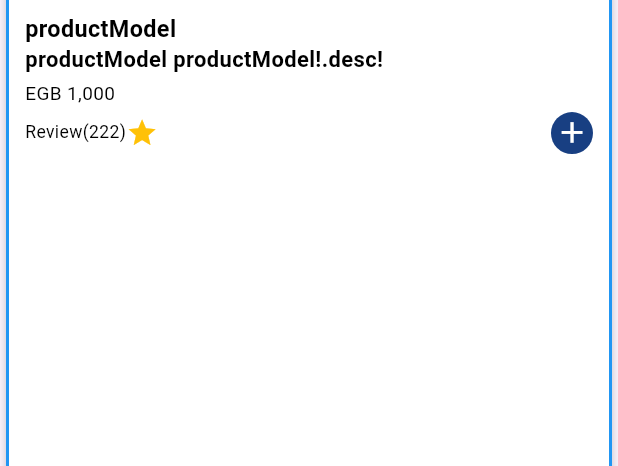
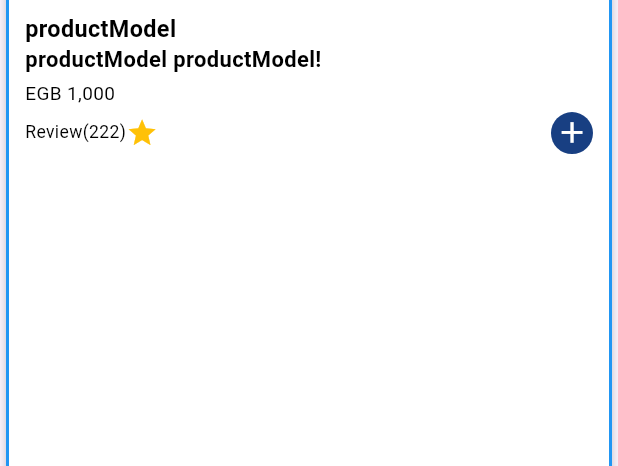
Before and after one commit to dragoncoder11/elevate_app, a Flutter app: the SkeleProduct widget shown alone on an empty page, opened directly, on a phone screen of 412 x 824 dp, the part 167-633 px from its top. Run offline on Flutter 3.47's test engine with Material 3 defaults, Android fonts, the phone set to English and light mode, and no system bars; our stand-ins replace bloc, cached_network_image, dartz, dio, flutter_bloc, flutter_screenutil and 3 more; network calls fail.

Commit message:
change di file name

```diff
--- a/elevateapp/lib/core/helper/app_images.dart
+++ b/elevateapp/lib/core/helper/app_images.dart
@@ -1,4 +1,4 @@
 class  AppImages {
   static const String splashLogo='assets/storelogo.png';
-  static const String nativeSplashLogo='assets/Frame2.png';
+  static const String android12SplashLogo='assets/Frame2.png';
 }
--- a/elevateapp/lib/core/routing/app_router.dart
+++ b/elevateapp/lib/core/routing/app_router.dart
@@ -1,4 +1,4 @@
-import 'package:elevateapp/core/di/dependency_injection.dart';
+import 'package:elevateapp/core/dependency_injection/dependency_injection.dart';
 import 'package:elevateapp/core/routing/routes.dart';
 import 'package:elevateapp/features/home/data/repos/product_repo_implement.dart';
 import 'package:elevateapp/features/home/logic/product_cubit/product_cubit.dart';
--- a/elevateapp/lib/features/home/views/widgets/product_card.dart
+++ b/elevateapp/lib/features/home/views/widgets/product_card.dart
@@ -19,7 +19,7 @@ class ProductCard extends StatelessWidget {
     return Stack(
       children: [
         Card(
-          color: Colors.white,
+          color:AppColors.mainWhite,
           elevation: 4,
           shape: RoundedRectangleBorder(
             side: const BorderSide(width: 2, color: Colors.blue),
--- a/elevateapp/lib/features/home/views/widgets/skele_product.dart
+++ b/elevateapp/lib/features/home/views/widgets/skele_product.dart
@@ -44,7 +44,7 @@ class SkeleProduct extends StatelessWidget {
                       style:AppTextStyles.textBlack(16, FontWeight.w700),
                     ),
                     Text(
-                      'productModel productModel!.desc!',
+                      'productModel productModel! ',
                       style:AppTextStyles.textBlack(15, FontWeight.w600),
                       maxLines: 1,
                       overflow: TextOverflow.ellipsis,
--- a/elevateapp/lib/features/splash/views/screens/splash_screen.dart
+++ b/elevateapp/lib/features/splash/views/screens/splash_screen.dart
@@ -71,7 +71,6 @@ class _SplashScreenState extends State<SplashScreen>
       body: Stack(
         alignment: Alignment.center,
         children: [
-
           AnimatedSplashImage(imageFadeAnimation: _imageFadeAnimation),
            AnimatedSplashText(
               textTop: textTop, textFadeAnimation: _textFadeAnimation),
--- a/elevateapp/lib/main.dart
+++ b/elevateapp/lib/main.dart
@@ -1,4 +1,4 @@
-import 'package:elevateapp/core/di/dependency_injection.dart';
+import 'package:elevateapp/core/dependency_injection/dependency_injection.dart';
 import 'package:elevateapp/store.dart';
 import 'package:flutter/material.dart';
 import 'package:flutter_screenutil/flutter_screenutil.dart';
```
Also changed, not shown: elevateapp/lib/core/dependency_injection/dependency_injection.dart (renamed from elevateapp/lib/core/di/dependency_injection.dart), 2 other files.
